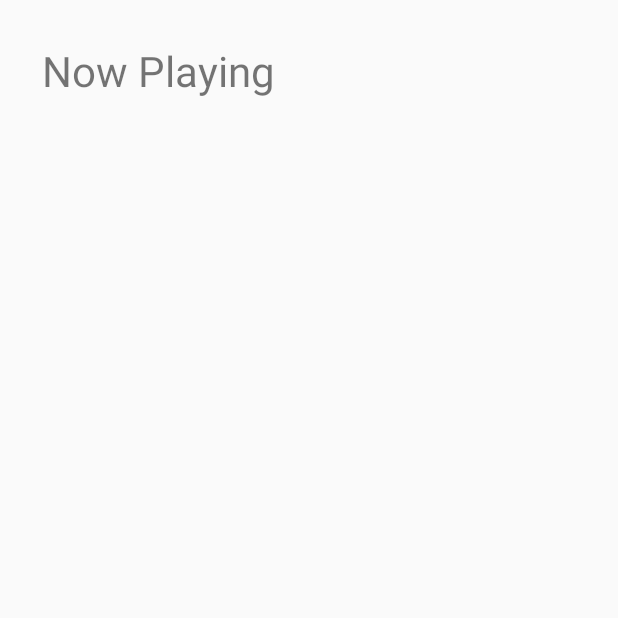
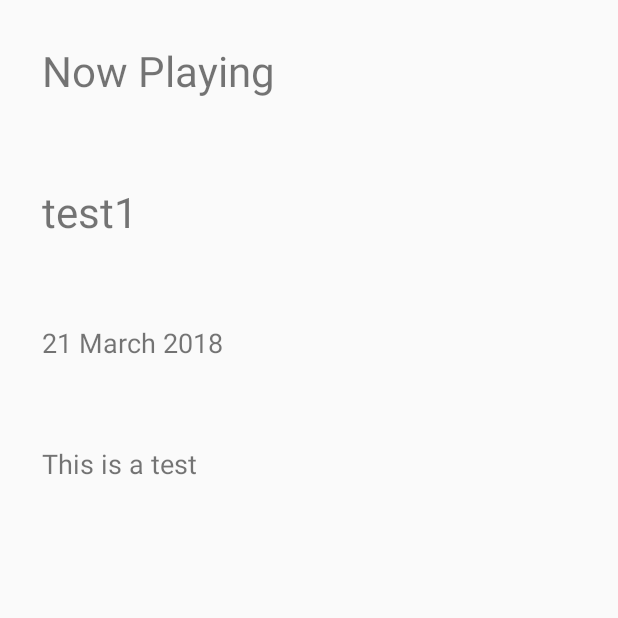
Before and after one commit to alanionita/GDS_MusicalStructureApp, an Android app: the screen it shows after launch (NowPlaying), after a tap on an icon or button, on a phone screen of 412 x 824 dp, the top half of it. Run offline under Robolectric (Android 15) with nearby library versions, the phone set to English and light mode, and no system bars.

Commit message:
updates PodcastAdaptor to send data via the intent towards the NowPlaying screen and updated the NowPlaying activity to display the content

```diff
--- a/app/src/main/java/com/example/android/musicalstructures/NowPlaying.java
+++ b/app/src/main/java/com/example/android/musicalstructures/NowPlaying.java
@@ -2,6 +2,7 @@ package com.example.android.musicalstructures;
 
 import android.os.Bundle;
 import android.support.v7.app.AppCompatActivity;
+import android.widget.TextView;
 
 /**
  * Created by alanionita on 01/05/2018.
@@ -13,5 +14,24 @@ public class NowPlaying extends AppCompatActivity {
         protected void onCreate(Bundle savedInstanceState) {
             super.onCreate(savedInstanceState);
             setContentView(R.layout.now_playing);
+
+            /**
+             * Find the incoming intent data and record it to variables
+             */
+            String episodeName = getIntent().getStringExtra("name");
+            String episodeDate = getIntent().getStringExtra("date");
+            String episodeDescription = getIntent().getStringExtra("description");
+            String episodeLink = getIntent().getStringExtra("link");
+
+            /**
+             * Find the xml placeholders and setting them to the new value
+             */
+
+            TextView nowPlayingTitle = findViewById(R.id.now_playing_title);
+            TextView nowPlayingDate = findViewById(R.id.now_playing_date);
+            TextView nowPlayingDescription = findViewById(R.id.now_playing_description);
+            nowPlayingTitle.setText(episodeName);
+            nowPlayingDate.setText(episodeDate);
+            nowPlayingDescription.setText(episodeDescription);
         }
 }
--- a/app/src/main/java/com/example/android/musicalstructures/PodcastAdapter.java
+++ b/app/src/main/java/com/example/android/musicalstructures/PodcastAdapter.java
@@ -26,7 +26,16 @@ public class PodcastAdapter extends ArrayAdapter<Podcast> {
     @NonNull
     @Override
     public View getView(int position, @Nullable View convertView, @NonNull ViewGroup parent) {
-        // Check if the existing view is being reused, otherwise inflate the view
+        /**
+         * Get {@link Podcast item} at this position in the list
+         */
+
+        final Podcast arrayListItem = getItem(position);
+
+        /**
+         * Check if the existing view is being reused, otherwise inflate the view
+         */
+
         View customView = convertView;
         if (customView == null) {
             customView = LayoutInflater.from(getContext()).inflate(
@@ -35,19 +44,16 @@ public class PodcastAdapter extends ArrayAdapter<Podcast> {
             ImageButton episode_play_button = (ImageButton) customView.findViewById(R.id.episode_list_play_button);
             episode_play_button.setOnClickListener(new View.OnClickListener() {
                 public void onClick(View v) {
-
                     Intent nowPlayingSubviewIntent = new Intent(context.getApplicationContext(), NowPlaying.class);
+                    nowPlayingSubviewIntent.putExtra("name", arrayListItem.getEpisodeName());
+                    nowPlayingSubviewIntent.putExtra("date", arrayListItem.getEpisodeDate());
+                    nowPlayingSubviewIntent.putExtra("description", arrayListItem.getEpisodeDescription());
+                    nowPlayingSubviewIntent.putExtra("link", arrayListItem.getEpisodeAudioLink());
                     context.startActivity(nowPlayingSubviewIntent);
                     Log.d("message", "it works");
                 }
             });;
         }
-
-        /**
-         * Get {@link Podcast item} at this position in the list
-         */
-
-        Podcast arrayListItem = getItem(position);
 
         /**
          * Find the TextViews from the {@link episode_list_item.xml} layout
--- a/app/src/main/res/layout/now_playing.xml
+++ b/app/src/main/res/layout/now_playing.xml
@@ -13,4 +13,25 @@
         android:textSize="28dp"
         android:layout_margin="28dp" />
 
+    <TextView
+        android:id="@+id/now_playing_title"
+        android:layout_width="match_parent"
+        android:layout_height="wrap_content"
+        android:textSize="28dp"
+        android:layout_margin="28dp" />
+
+    <TextView
+        android:id="@+id/now_playing_date"
+        android:layout_width="match_parent"
+        android:layout_height="wrap_content"
+        android:textSize="18dp"
+        android:layout_margin="28dp" />
+
+    <TextView
+        android:id="@+id/now_playing_description"
+        android:layout_width="match_parent"
+        android:layout_height="wrap_content"
+        android:textSize="18dp"
+        android:layout_margin="28dp" />
+
 </LinearLayout>
```
